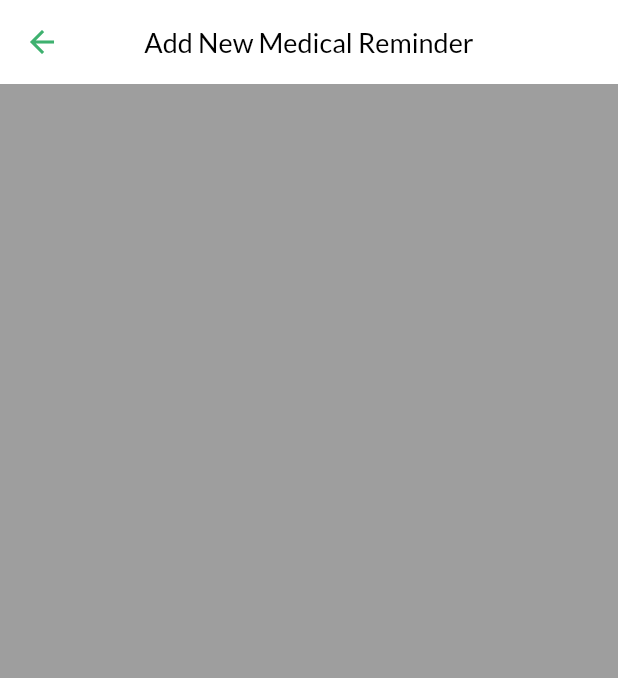
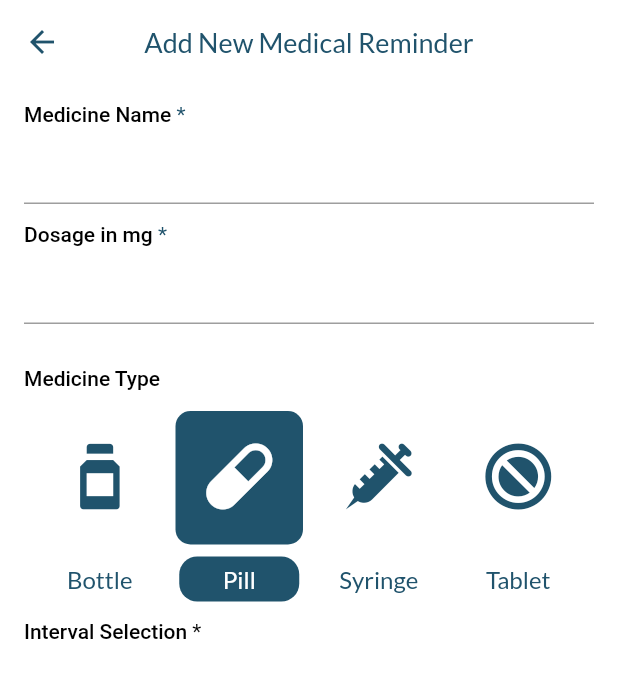
Before and after one commit to 19AK68/medical_reminder_app, a Flutter app: the screen it shows after launch, after a tap on the "add" icon, on a phone screen of 412 x 824 dp. Shown: the top 678 px of the screen. Run offline on Flutter 3.47's test engine with Material 2 defaults, Android fonts, the phone set to English and light mode, and no system bars.

Commit message:
rework design rework add_new _entry

```diff
--- a/lib/app.dart
+++ b/lib/app.dart
@@ -16,7 +16,7 @@ class MedicalReminderApp extends StatelessWidget {
       child: MaterialApp(
         title: 'MedicalReminder',
         theme: ThemeData(
-          primarySwatch:  Colors.green,
+          primarySwatch:  Colors.blue,
           fontFamily: 'Lato',
         ),
 //        darkTheme: ThemeData.dark(),
--- a/lib/page/home_page.dart
+++ b/lib/page/home_page.dart
@@ -46,27 +46,13 @@ class HomePage extends StatelessWidget {
               ),
             ],
           ),
-          floatingActionButtonLocation:
-              FloatingActionButtonLocation.centerFloat,
-          floatingActionButton: Container(
-            height: 92 * UI.scaleFactorH,
-            width: 175 * UI.scaleFactorH,
-            child: Column(
-              children: <Widget>[
-                GradientButton(
+
+          floatingActionButton:  FloatingActionButton(
+            elevation: 4,
+            backgroundColor:  Color(0xFF20536c),//Color(0xFF3EB16F), //Color(0xFF3EB16F),
             child: Icon(
               Icons.add,
-                      color: Colors.white,
-                      size: 28 * UI.scaleFactorH,
             ),
-
-//                    child: Text(
-//                      "ADD",
-//                      style: TextStyle(
-//                          color: Colors.white, fontWeight: FontWeight.w800),
-//                    ),
-                    gradient:
-                        CustomGradient(Color(0xFFB0F3CB), Color(0xFF3EB16F)),
             onPressed: () {
               Navigator.push(
                 context,
@@ -74,26 +60,44 @@ class HomePage extends StatelessWidget {
                   builder: (context) => NewEntryPage(),
                 ),
               );
-                    }),
-              ],
-            ),
+            },
           ),
 
-//      FloatingActionButton(
-//        elevation: 4,
-//        backgroundColor: Color(0xFF3EB16F), //Color(0xFF3EB16F),
-//        child: Icon(
-//          Icons.add,
-//        ),
-//        onPressed: () {
-//          Navigator.push(
-//            context,
-//            MaterialPageRoute(
-//              builder: (context) => NewEntryPage(),
+
+//          Container(
+//            height: 92 * UI.scaleFactorH,
+//            width: 175 * UI.scaleFactorH,
+//            child: Column(
+//              children: <Widget>[
+//                GradientButton(
+//                    child: Icon(
+//                      Icons.add,
+//                      color: Colors.white,
+//                      size: 28 * UI.scaleFactorH,
+//                    ),
+//
+////                    child: Text(
+////                      "ADD",
+////                      style: TextStyle(
+////                          color: Colors.white, fontWeight: FontWeight.w800),
+////                    ),
+//                    gradient:
+//                        CustomGradient(Color(0xFFB0F3CB), Color(0xFF3EB16F)),
+//                    onPressed: () {
+//                      Navigator.push(
+//                        context,
+//                        MaterialPageRoute(
+//                          builder: (context) => NewEntryPage(),
+//                        ),
+//                      );
+//                    }),
+//              ],
 //            ),
-//          );
-//        },
-//      ),
+//          ),
+
+
+
+
         ),
       ),
     );
@@ -108,7 +112,7 @@ class TopContainer extends StatelessWidget {
         child: //SafeArea(
             Container(
       decoration: BoxDecoration(
-        gradient: CustomGradient(Color(0xFFB0F3CB), Color(0xFF3EB16F)),
+        //gradient: CustomGradient(Color(0xFFB0F3CB), Color(0xFF3EB16F)),
         //Color(0xFF8aedb4)
         borderRadius: BorderRadius.only(
           bottomLeft: Radius.elliptical(50, 27),
@@ -122,7 +126,7 @@ class TopContainer extends StatelessWidget {
             offset: Offset(0, 3.5),
           )
         ],
-        //  color: Colors.white, //Color(0xFF3EB16F),
+          color: Color(0xFF20536c),//Color(0xFF3EB16F),
       ),
       // width: double.infinity,
       child: Column(
--- a/lib/page/new_entry_page.dart
+++ b/lib/page/new_entry_page.dart
@@ -1,30 +1,122 @@
 import 'package:flutter/material.dart';
+import 'package:medical_reminder/util/enums/medicine_type.dart';
+import 'package:medical_reminder/util/ui_helper.dart';
+import 'package:medical_reminder/view_model/new_entry_model.dart';
+import 'package:medical_reminder/widget/medicine_type_widget.dart';
+import 'package:medical_reminder/widget/panel_title_widget.dart';
+import 'package:provider/provider.dart';
 
 class NewEntryPage extends StatelessWidget {
+  final TextEditingController nameController = TextEditingController();
+  final TextEditingController dosageController = TextEditingController();
+
   @override
   Widget build(BuildContext context) {
+    final model = Provider.of<NewEntryModel>(context);
     return Scaffold(
       resizeToAvoidBottomPadding: false,
       backgroundColor: Colors.white,
       appBar: AppBar(
         backgroundColor: Colors.white,
         iconTheme: IconThemeData(
-           color: Color(0xFF3EB16F),
+          color: Color(0xFF20536c), //Color(0xFF3EB16F),
         ),
         centerTitle: true,
         title: Text(
           'Add New Medical Reminder',
-           style: TextStyle( color: Colors.black,
-             fontSize: 18,),
+          style: TextStyle(
+            color: Color(0xFF20536c),
+            fontSize: 18,
+          ),
         ),
         elevation: 0.0,
+      ),
+      body: Container(
+        //decoration: ScreenDecoration(),
+        child: ListView(
+            padding: EdgeInsets.symmetric(horizontal: UI.marginStandard),
+            children: <Widget>[
+              PanelTitle(
+                  title: "Medicine Name",
+                  isRequired: true,
+                  spanColor: Color(0xFF20536c)),
+              TextFormField(
+                style: TextStyle(fontSize: 16 * UI.scaleFactorH),
+                controller: nameController,
+                textCapitalization: TextCapitalization.words,
+                decoration: InputDecoration(
+                  border: UnderlineInputBorder(),
+                ),
+              ),
+              PanelTitle(
+                title: "Dosage in mg",
+                isRequired: true,
+                spanColor: Color(0xFF20536c),
+              ),
+              TextFormField(
+                controller: dosageController,
+                keyboardType: TextInputType.number,
+                style: TextStyle(
+                  fontSize: 16,
+                ),
+                textCapitalization: TextCapitalization.words,
+                decoration: InputDecoration(
+                  border: UnderlineInputBorder(),
+                ),
+              ),
+              SizedBox(
+                height: UI.marginStandard,
+              ),
+              PanelTitle(
+                title: "Medicine Type",
+                isRequired: false,
+              ),
+              Padding(
+                padding:  EdgeInsets.only(top: 10.0* UI.scaleFactorH),
+                child: Row(
+                  mainAxisAlignment: MainAxisAlignment.spaceEvenly,
+                  children: <Widget>[
+                    MedicineTypeColumn(
+                        type: MedicineType.Bottle,
+                        name: "Bottle",
+                        iconValue: 0xe900,
+                        isSelected: model.isSelected[0]//model.updateSelectedMedicine(MedicineType.Bottle)
+                            ? true
+                            : false),
+                    MedicineTypeColumn(
+                        type: MedicineType.Pill,
+                        name: "Pill",
+                        iconValue: 0xe901,
+                        isSelected: model.isSelected[1]//model.updateSelectedMedicine(MedicineType.Pill)
+                            ? true
+                            : false),
+                    MedicineTypeColumn(
+                        type: MedicineType.Syringe,
+                        name: "Syringe",
+                        iconValue: 0xe902,
+                        isSelected: model.isSelected[2]//model.updateSelectedMedicine(MedicineType.Syringe)
+                            ? true
+                            : false),
+                    MedicineTypeColumn(
+                        type: MedicineType.Tablet,
+                        name: "Tablet",
+                        iconValue: 0xe903,
+                        isSelected: model.isSelected[3]//model.updateSelectedMedicine(MedicineType.Tablet)
+                            ? true
+                            : false),
+
+
+
+                  ],
+                ),
 
               ),
-       body: Container(
-         color: Colors.grey,
+              PanelTitle(
+                title: "Interval Selection",
+                isRequired: true,
+              ),
+            ],),
       ),
     );
-
   }
-
 }
--- /dev/null
+++ b/lib/util/enums/medicine_type.dart
@@ -0,0 +1,7 @@
+enum MedicineType {
+  Bottle,
+  Pill,
+  Syringe,
+  Tablet,
+  None,
+}
--- a/lib/view_model/new_entry_model.dart
+++ b/lib/view_model/new_entry_model.dart
@@ -1,6 +1,63 @@
+import 'dart:async';
+
 import 'package:flutter/material.dart';
+import 'package:medical_reminder/util/enums/medicine_type.dart';
 
-class NewEntryModel  with ChangeNotifier {
+
+
+class NewEntryModel with ChangeNotifier {
+
   NewEntryModel();
 
+  var isSelected = [false,true,false,false,false];
+
+  bool updateSelectedMedicine(MedicineType medicineType){
+
+    bool _isSelected = false;
+    switch (medicineType) {
+      case MedicineType.Bottle:
+        _isSelected = true;
+        break;
+      case MedicineType.Pill:
+        _isSelected = true;
+        break;
+      case MedicineType.Syringe:
+        _isSelected = true;
+        break;
+      case MedicineType.Tablet:
+        _isSelected = true;
+        break;
+      case MedicineType.None:
+        _isSelected = true;
+        break;
+    }
+    notifyListeners();
+    return _isSelected;
+
+
+  }
+
+
+
+  bool isMedicineType(MedicineType medicineType) {
+    bool _isMedisineType = false;
+    switch (medicineType) {
+      case MedicineType.Bottle:
+        _isMedisineType = true;
+        break;
+      case MedicineType.Pill:
+        _isMedisineType = true;
+        break;
+      case MedicineType.Syringe:
+        _isMedisineType = true;
+        break;
+      case MedicineType.Tablet:
+        _isMedisineType = true;
+        break;
+      case MedicineType.None:
+        _isMedisineType = true;
+        break;
+    }
+    return _isMedisineType;
+  }
 }
--- /dev/null
+++ b/lib/widget/medicine_type_widget.dart
@@ -0,0 +1,72 @@
+import 'package:flutter/material.dart';
+import 'package:medical_reminder/util/enums/medicine_type.dart';
+import 'package:medical_reminder/view_model/new_entry_model.dart';
+import 'package:provider/provider.dart';
+class MedicineTypeColumn extends StatelessWidget {
+  final MedicineType type;
+  final String name;
+  final int iconValue;
+  final bool isSelected;
+
+
+  MedicineTypeColumn(
+      {Key key,
+        @required this.type,
+        @required this.name,
+        @required this.iconValue,
+        @required this.isSelected})
+      : super(key: key);
+
+  @override
+  Widget build(BuildContext context) {
+    final NewEntryModel _newEntryModel = Provider.of<NewEntryModel>(context);
+    return GestureDetector(
+      onTap: () {
+
+       _newEntryModel.updateSelectedMedicine(type);
+      },
+      child: Column(
+        children: <Widget>[
+          Container(
+            width: 85,
+            decoration: BoxDecoration(
+              borderRadius: BorderRadius.circular(10),
+              color: isSelected ? Color(0xFF20536c) : Colors.white,
+            ),
+            child: Center(
+              child: Padding(
+                padding: EdgeInsets.only(top: 14.0),
+                child: Icon(
+                  IconData(iconValue, fontFamily: "Ic"), //"GalleryIcons"
+                  size: 75,
+                  color: isSelected ? Colors.white : Color(0xFF20536c),
+                ),
+              ),
+            ),
+          ),
+          Padding(
+            padding: EdgeInsets.only(top: 8.0),
+            child: Container(
+              width: 80,
+              height: 30,
+              decoration: BoxDecoration(
+                color: isSelected ? Color(0xFF20536c) : Colors.transparent,
+                borderRadius: BorderRadius.circular(12),
+              ),
+              child: Center(
+                child: Text(
+                  name,
+                  style: TextStyle(
+                    fontSize: 16,
+                    color: isSelected ? Colors.white : Color(0xFF20536c),
+                    fontWeight: FontWeight.w500,
+                  ),
+                ),
+              ),
+            ),
+          )
+        ],
+      ),
+    );
+  }
+}
--- /dev/null
+++ b/lib/widget/panel_title_widget.dart
@@ -0,0 +1,33 @@
+import 'package:flutter/material.dart';
+
+class PanelTitle extends StatelessWidget {
+  final String title;
+  final bool isRequired;
+  final Color spanColor;
+  PanelTitle({
+    Key key,
+    @required this.title,
+    @required this.isRequired,@required this.spanColor,
+
+  }) : super(key: key);
+
+  @override
+  Widget build(BuildContext context) {
+    return Padding(
+      padding: EdgeInsets.only(top: 12, bottom: 4),
+      child: Text.rich(
+        TextSpan(children: <TextSpan>[
+          TextSpan(
+            text: title,
+            style: TextStyle(
+                fontSize: 14, color: Colors.black, fontWeight: FontWeight.w500),
+          ),
+          TextSpan(
+            text: isRequired ? " *" : "",
+            style: TextStyle(fontSize: 14, color: spanColor ??  Colors.black),
+          ),
+        ]),
+      ),
+    );
+  }
+}
--- a/pubspec.yaml
+++ b/pubspec.yaml
@@ -98,3 +98,9 @@ flutter:
     - family: Italianno
       fonts:
         - asset: assets/fonts/Italianno-Regular.ttf
+    - family: GalleryIcons
+      fonts:
+        - asset: assets/fonts/GalleryIcons.ttf
+    - family: Ic
+      fonts:
+        - asset: assets/fonts/ic_medicine.ttf
```
Also changed, not shown: assets/fonts/GalleryIcons.ttf (added), assets/fonts/ic_medicine.ttf (added). Lines whose indentation alone changed are shown as unchanged.
